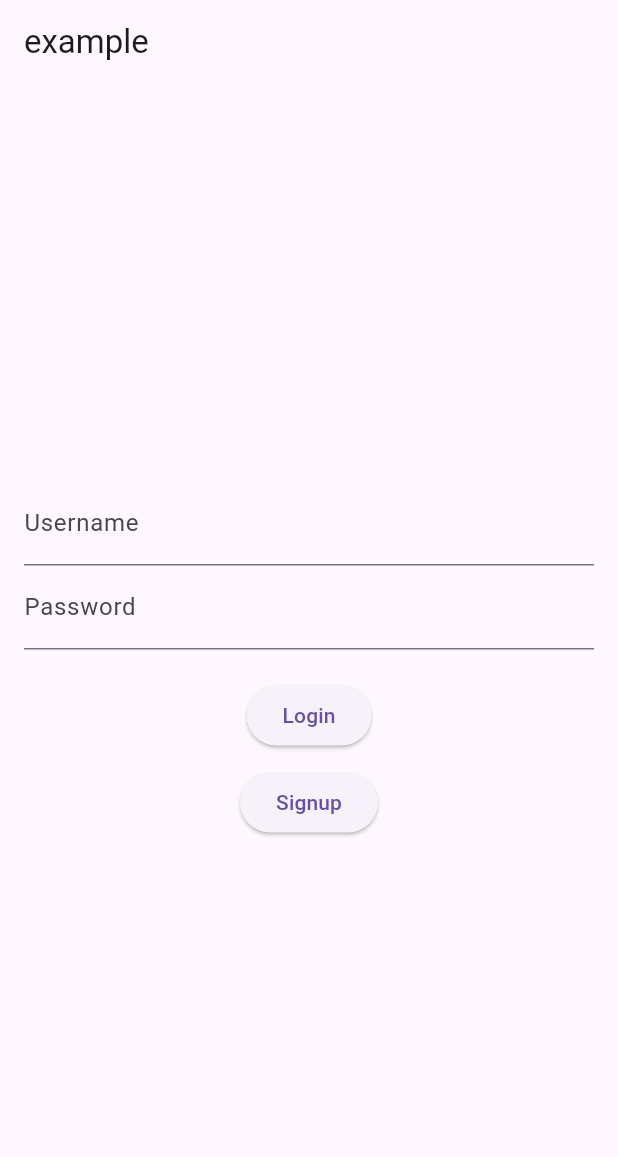
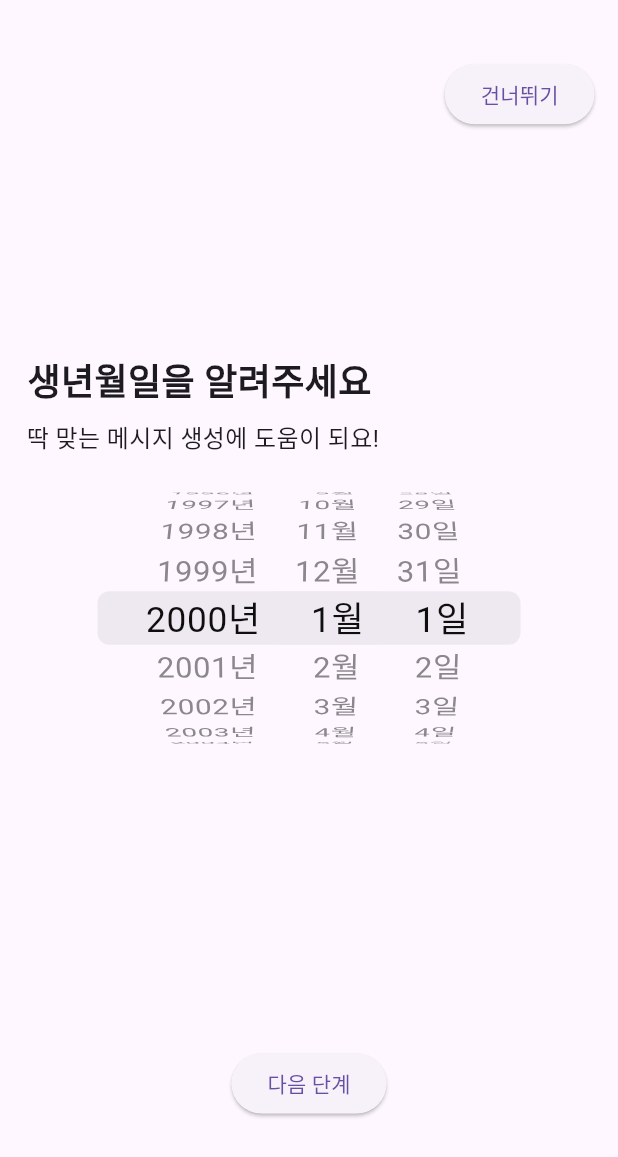
Before and after one commit to pdhyeong/potenday, a Flutter app: the screen it shows after launch, on a phone screen of 412 x 824 dp. Shown: the top 1157 px of the screen. Run offline on Flutter 3.47's test engine with Material 3 defaults, Android fonts, the phone set to English and light mode, and no system bars.

Commit message:
add datePick screen

```diff
--- a/lib/main.dart
+++ b/lib/main.dart
@@ -1,8 +1,9 @@
 import 'dart:convert';
 import 'package:flutter/material.dart';
 import 'package:http/http.dart' as http;
-import 'package:potenday/screen/home_screen.dart';
+import 'package:potenday/screen/DatePick_screen.dart';
 import 'package:potenday/screen/splash_screen.dart';
+import 'package:flutter_localizations/flutter_localizations.dart';
 
 void main() => runApp(const MyApp());
 
@@ -12,6 +13,14 @@
   @override
   Widget build(BuildContext context) {
     return const MaterialApp(
+      debugShowCheckedModeBanner: false,
+      localizationsDelegates: [
+        GlobalMaterialLocalizations.delegate,
+        GlobalCupertinoLocalizations.delegate,
+      ],
+      supportedLocales: [
+        Locale('ko', 'KR'),
+      ],
       home: SplashScreen(),
     );
   }
--- /dev/null
+++ b/lib/screen/DatePick_screen.dart
@@ -0,0 +1,103 @@
+import 'package:flutter/material.dart';
+import 'package:intl/intl.dart';
+import 'package:flutter/cupertino.dart';
+
+class BirthDatePicker extends StatelessWidget {
+  final void Function(DateTime) onDateTimeChanged;
+  final String initDateStr;
+
+  const BirthDatePicker({
+    super.key,
+    required this.onDateTimeChanged,
+    required this.initDateStr,
+  });
+
+  @override
+  Widget build(BuildContext context) {
+    final initDate =
+        DateFormat('yyyy-MM-dd').parse(initDateStr ?? '2000-01-01');
+    return SizedBox(
+      height: 200,
+      width: 300,
+      child: CupertinoDatePicker(
+        minimumYear: 1900,
+        maximumYear: DateTime.now().year,
+        initialDateTime: initDate,
+        maximumDate: DateTime.now(),
+        onDateTimeChanged: onDateTimeChanged,
+        mode: CupertinoDatePickerMode.date,
+      ),
+    );
+  }
+}
+
+class HomeScreen extends StatefulWidget {
+  const HomeScreen({Key? key}) : super(key: key);
+
+  @override
+  _HomeScreenState createState() => _HomeScreenState();
+}
+
+class _HomeScreenState extends State<HomeScreen> {
+  late DateTime selectedDate = DateTime.now(); // Initial date
+
+  @override
+  Widget build(BuildContext context) {
+    return Scaffold(
+      body: SafeArea(
+        child: Stack(
+          children: [
+            Align(
+              alignment: const AlignmentDirectional(0.00, 0.00),
+              child: BirthDatePicker(
+                onDateTimeChanged: (dateTime) {
+                  setState(() {
+                    selectedDate = dateTime;
+                  });
+                },
+                initDateStr: '2000-01-01',
+              ),
+            ),
+            Align(
+              alignment: const AlignmentDirectional(0.00, 0.80),
+              child: ElevatedButton(
+                onPressed: () {
+                  print(selectedDate.toString().substring(0, 10));
+                },
+                child: const Text('다음 단계'),
+              ),
+            ),
+            Align(
+              alignment: const AlignmentDirectional(0.90, -0.90),
+              child: ElevatedButton(
+                onPressed: () {
+                  print('Button pressed ...');
+                },
+                child: const Text('건너뛰기'),
+              ),
+            ),
+            const Align(
+              alignment: AlignmentDirectional(-0.80, -0.40),
+              child: Text(
+                '생년월일을 알려주세요',
+                style: TextStyle(
+                  fontSize: 24,
+                  fontWeight: FontWeight.w600,
+                ),
+              ),
+            ),
+            const Align(
+              alignment: AlignmentDirectional(-0.80, -0.30),
+              child: Text(
+                '딱 맞는 메시지 생성에 도움이 되요!',
+                style: TextStyle(
+                  fontSize: 16,
+                ),
+              ),
+            ),
+          ],
+        ),
+      ),
+    );
+  }
+}
--- a/lib/screen/home_screen.dart
+++ /dev/null
@@ -1,101 +0,0 @@
-import 'dart:convert';
-import 'package:flutter/material.dart';
-import 'package:http/http.dart' as http;
-
-class HomeScreen extends StatefulWidget {
-  const HomeScreen({super.key});
-
-  @override
-  _MyHomePageState createState() => _MyHomePageState();
-}
-
-class _MyHomePageState extends State<HomeScreen> {
-  TextEditingController usernameController = TextEditingController();
-  TextEditingController passwordController = TextEditingController();
-
-  Future<void> loginUser() async {
-    final response = await http.post(
-      Uri.parse('http://localhost:3000/api/login'),
-      headers: {'Content-Type': 'application/json'},
-      body: jsonEncode({
-        'username': usernameController.text,
-        'password': passwordController.text,
-      }),
-    );
-
-    if (response.statusCode == 200) {
-      final responseData = jsonDecode(response.body);
-      if (responseData['success']) {
-        // 로그인 성공
-        print(responseData['message']);
-      } else {
-        // 로그인 실패
-        print(responseData['message']);
-      }
-    } else {
-      // 서버 에러
-      print('Failed to connect to the server');
-    }
-  }
-
-  Future<void> signupUser() async {
-    final response = await http.post(
-      Uri.parse('http://localhost:3000/api/signup'),
-      headers: {'Content-Type': 'application/json'},
-      body: jsonEncode({
-        'username': usernameController.text,
-        'password': passwordController.text,
-      }),
-    );
-
-    if (response.statusCode == 200) {
-      final responseData = jsonDecode(response.body);
-      if (responseData['success']) {
-        // 회원가입 성공
-        print(responseData['message']);
-      } else {
-        // 회원가입 실패
-        print(responseData['message']);
-      }
-    } else {
-      // 서버 에러
-      print('Failed to connect to the server');
-    }
-  }
-
-  @override
-  Widget build(BuildContext context) {
-    return Scaffold(
-      appBar: AppBar(
-        title: const Text('example'),
-      ),
-      body: Padding(
-        padding: const EdgeInsets.all(16.0),
-        child: Column(
-          mainAxisAlignment: MainAxisAlignment.center,
-          children: [
-            TextField(
-              controller: usernameController,
-              decoration: const InputDecoration(labelText: 'Username'),
-            ),
-            TextField(
-              controller: passwordController,
-              decoration: const InputDecoration(labelText: 'Password'),
-              obscureText: true,
-            ),
-            const SizedBox(height: 20),
-            ElevatedButton(
-              onPressed: loginUser,
-              child: const Text('Login'),
-            ),
-            const SizedBox(height: 10),
-            ElevatedButton(
-              onPressed: signupUser,
-              child: const Text('Signup'),
-            ),
-          ],
-        ),
-      ),
-    );
-  }
-}
--- a/lib/screen/splash_screen.dart
+++ b/lib/screen/splash_screen.dart
@@ -1,6 +1,6 @@
 import 'package:flutter/material.dart';
 import 'package:flutter/services.dart';
-import 'package:potenday/screen/home_screen.dart';
+import 'package:potenday/screen/DatePick_screen.dart';
 
 class SplashScreen extends StatefulWidget {
   const SplashScreen({super.key});
```
